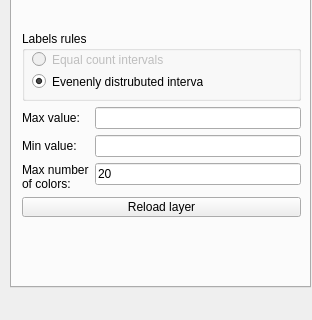
axelande/geodatafarm3, file GeoDataFarm_dockwidget_base.ui: the form before one commit; both pictures show x 0 to 312 and y 293 to 613 of the 312 by 613 pixel window.
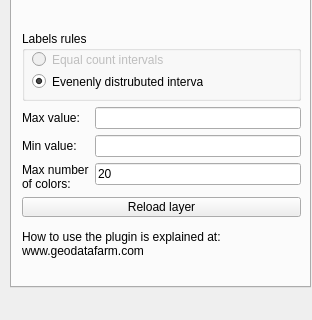
The form after the commit. Custom widgets are drawn as their Qt base class.

```diff
--- a/GeoDataFarm_dockwidget_base.ui
+++ b/GeoDataFarm_dockwidget_base.ui
@@ -284,6 +284,20 @@
        </item>
       </layout>
      </widget>
+     <widget class="QLabel" name="label_5">
+      <property name="geometry">
+       <rect>
+        <x>10</x>
+        <y>490</y>
+        <width>275</width>
+        <height>41</height>
+       </rect>
+      </property>
+      <property name="text">
+       <string>How to use the plugin is explained at:
+www.geodatafarm.com</string>
+      </property>
+     </widget>
     </widget>
     <widget class="QWidget" name="tab_2">
      <attribute name="title">
```
Left out of the diff: 2 changed lines with no effect on the pictures.
